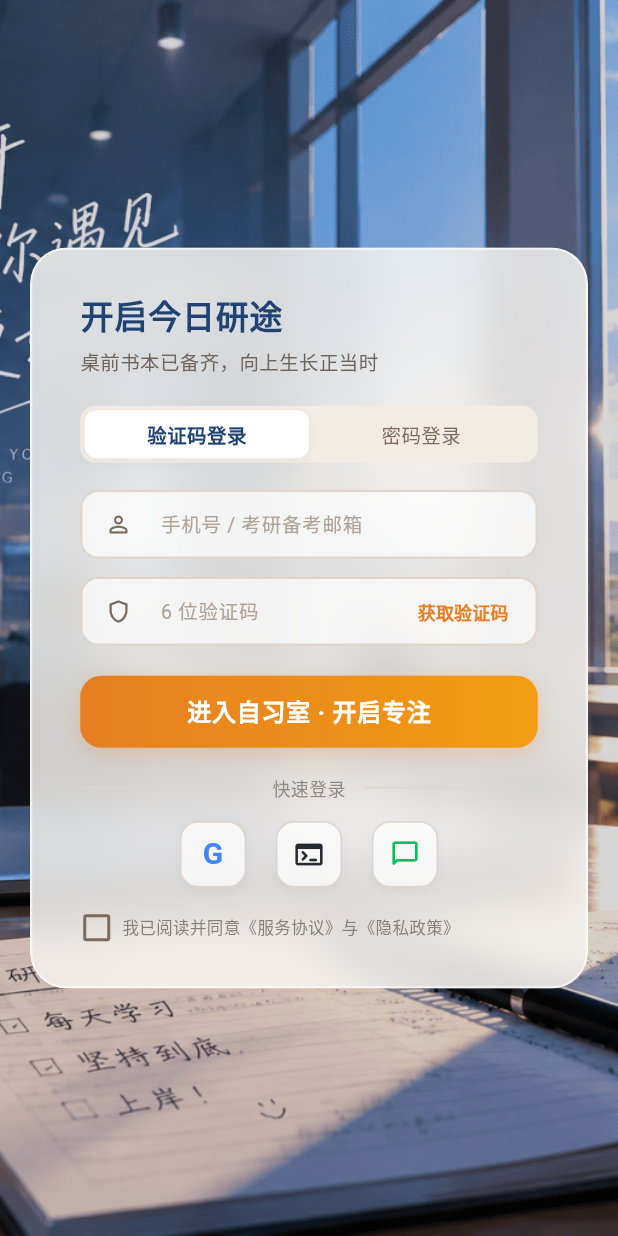
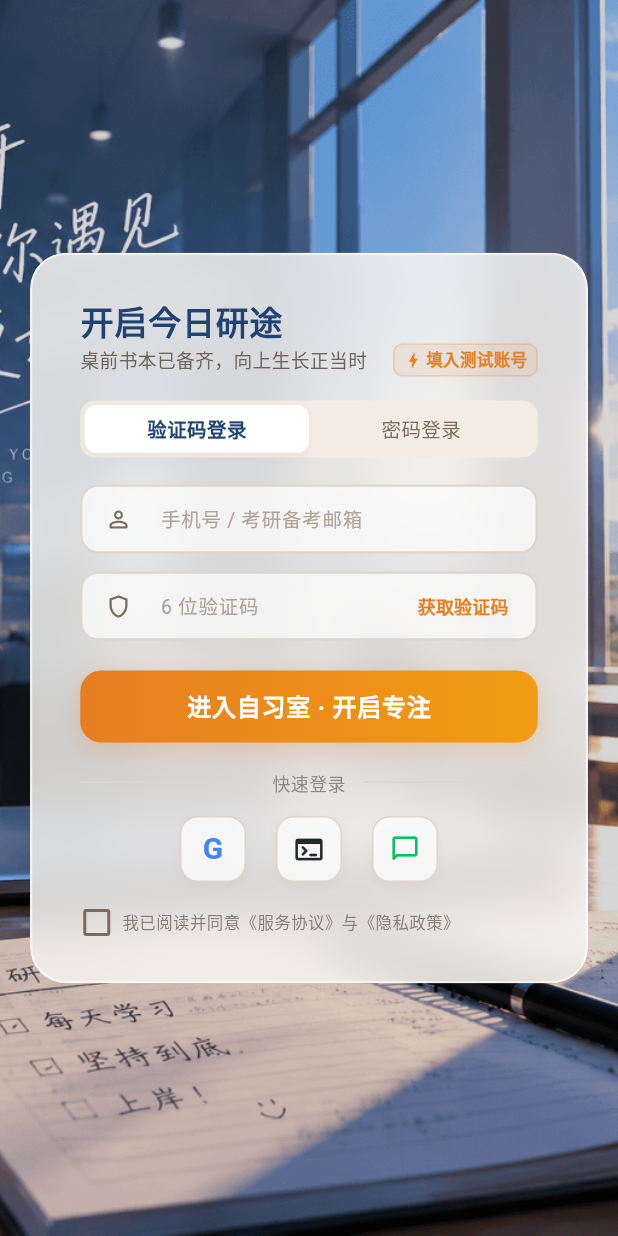
Before and after one commit to AlkaidSTART/kaoyan-helper, a Flutter app: the screen it shows after launch, on a phone screen of 412 x 824 dp. Run offline on Flutter 3.47's test engine with Material 3 defaults, Android fonts, the light colour scheme and no system bars; our stand-ins replace flutter_riverpod.

Commit message:
feat(auth): 实现登录拦截与 Mock 登录功能，支持快捷填入测试账号

```diff
--- a/lib/features/auth/presentation/widgets/auth_glass_card.dart
+++ b/lib/features/auth/presentation/widgets/auth_glass_card.dart
@@ -167,15 +167,55 @@ class _AuthGlassCardState extends ConsumerState<AuthGlassCard> with SingleTicker
                     letterSpacing: 0.5,
                   ),
                 ),
-                const SizedBox(height: 6),
-                const Text(
-                  '桌前书本已备齐，向上生长正当时',
-                  style: TextStyle(
-                    fontSize: 13,
-                    color: Color(0xFF6E6259), // 暖灰褐
-                  ),
+                Row(
+                  mainAxisAlignment: MainAxisAlignment.spaceBetween,
+                  children: [
+                    const Expanded(
+                      child: Text(
+                        '桌前书本已备齐，向上生长正当时',
+                        style: TextStyle(
+                          fontSize: 12.5,
+                          color: Color(0xFF6E6259), // 暖灰褐
+                        ),
+                      ),
+                    ),
+                    InkWell(
+                      borderRadius: BorderRadius.circular(6),
+                      onTap: () {
+                        setState(() {
+                          _targetController.text = '13800000000';
+                          _secretController.text = _activeTab == 0 ? '123456' : 'password123';
+                          _agreedToTerms = true;
+                        });
+                        ref.read(authNotifierProvider.notifier).clearError();
+                      },
+                      child: Container(
+                        padding: const EdgeInsets.symmetric(horizontal: 6, vertical: 2),
+                        decoration: BoxDecoration(
+                          color: const Color(0xFFE67E22).withAlpha(25),
+                          borderRadius: BorderRadius.circular(6),
+                          border: Border.all(color: const Color(0xFFE67E22).withAlpha(60)),
+                        ),
+                        child: const Row(
+                          mainAxisSize: MainAxisSize.min,
+                          children: [
+                            Icon(Icons.bolt_outlined, size: 13, color: Color(0xFFE67E22)),
+                            SizedBox(width: 2),
+                            Text(
+                              '填入测试账号',
+                              style: TextStyle(
+                                fontSize: 11,
+                                fontWeight: FontWeight.bold,
+                                color: Color(0xFFE67E22),
+                              ),
+                            ),
+                          ],
+                        ),
+                      ),
+                    ),
+                  ],
                 ),
-                const SizedBox(height: 20),
+                const SizedBox(height: 16),
 
                 // Tab 切换：验证码登录 / 密码登录
                 Container(
```
Also changed, not shown: lib/features/auth/data/auth_repository.dart (+10 -7 lines), lib/features/auth/domain/user_model.dart (added, +23 -0 lines), lib/features/auth/presentation/auth_notifier.dart (+14 -4 lines), lib/ui/shell/widgets/top_app_bar.dart (+73 -6 lines), 7 other files.
